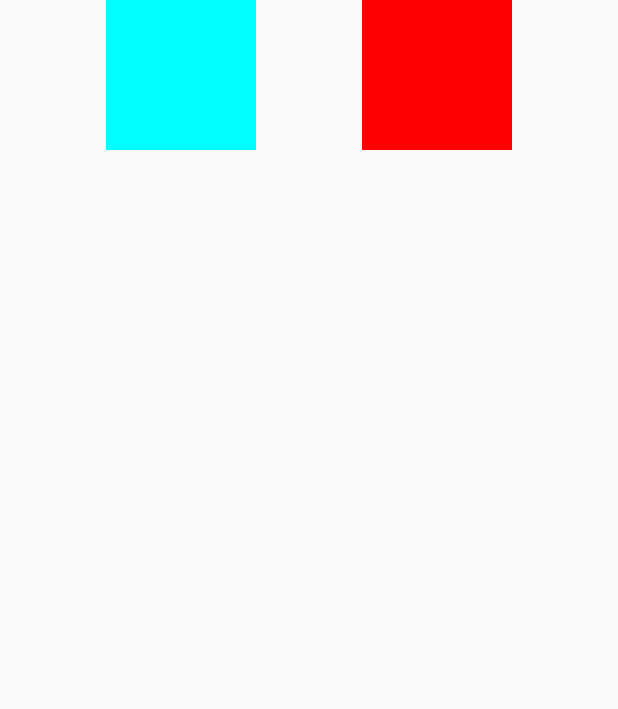
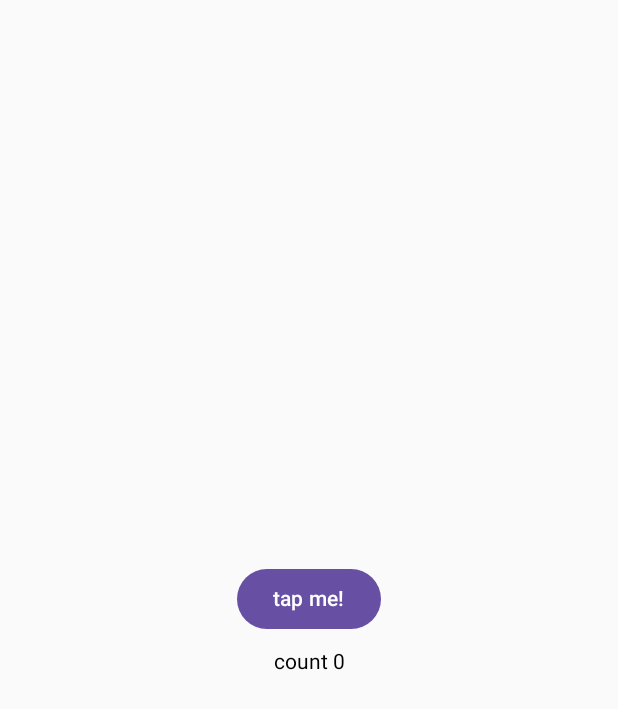
Before and after one commit to nikhilsutar123/ComposeApp, an Android app built with Jetpack Compose: the screen it shows after launch (MainActivity), on a phone screen of 412 x 824 dp. Shown: the top 709 px of the screen. Run offline under Robolectric (Android 15) with nearby library versions, the phone set to English and light mode, and no system bars; our stand-ins replace constraintlayout-compose.

Commit message:
launchedEffect in compose

```diff
--- a/app/src/main/java/com/example/composeapp/MainActivity.kt
+++ b/app/src/main/java/com/example/composeapp/MainActivity.kt
@@ -1,14 +1,28 @@
 package com.example.composeapp
 
 import android.os.Bundle
+import android.widget.Toast
 import androidx.activity.ComponentActivity
 import androidx.activity.compose.setContent
 import androidx.compose.foundation.background
+import androidx.compose.foundation.layout.Arrangement
 import androidx.compose.foundation.layout.Box
+import androidx.compose.foundation.layout.Column
+import androidx.compose.foundation.layout.Spacer
 import androidx.compose.foundation.layout.fillMaxSize
+import androidx.compose.foundation.layout.height
+import androidx.compose.material3.Button
+import androidx.compose.material3.Text
+import androidx.compose.runtime.Composable
+import androidx.compose.runtime.LaunchedEffect
+import androidx.compose.runtime.mutableIntStateOf
+import androidx.compose.runtime.mutableStateOf
+import androidx.compose.runtime.remember
+import androidx.compose.ui.Alignment
 import androidx.compose.ui.Modifier
 import androidx.compose.ui.graphics.Color
 import androidx.compose.ui.layout.layoutId
+import androidx.compose.ui.platform.LocalContext
 import androidx.compose.ui.unit.dp
 import androidx.constraintlayout.compose.ChainStyle
 import androidx.constraintlayout.compose.ConstraintLayout
@@ -19,39 +33,29 @@ class MainActivity : ComponentActivity() {
     override fun onCreate(savedInstanceState: Bundle?) {
         super.onCreate(savedInstanceState)
         setContent {
-            val constraints = ConstraintSet() {
-                val greenBox = createRefFor("greenbox")
-                val redBox = createRefFor("redbox")
-                val guideLineTop = createGuidelineFromTop(0.5f)
-                val guideLineStart = createGuidelineFromStart(0.5f)
-                constrain(greenBox) {
-                    top.linkTo(parent.top)
-                    start.linkTo(parent.start)
-                    width = Dimension.value(100.dp)
-                    height = Dimension.value(100.dp)
-                }
-                constrain(redBox) {
-                    top.linkTo(parent.top)
-                    start.linkTo(greenBox.end)
-                    end.linkTo(parent.end)
-                    width = Dimension.value(100.dp)
-                    height = Dimension.value(100.dp)
-                }
-                createHorizontalChain(greenBox,redBox, chainStyle = ChainStyle.Spread)
+            WithLaunchedEffect()
+        }
+    }
+
+    @Composable
+    fun WithLaunchedEffect() {
+        var counter = remember {
+            mutableIntStateOf(0)
+        }
+        val context = LocalContext.current
+        LaunchedEffect(key1 = true) {
+            Toast.makeText(context, "Hello", Toast.LENGTH_SHORT).show()
+        }
+        Column(
+            modifier = Modifier.fillMaxSize(),
+            horizontalAlignment = Alignment.CenterHorizontally,
+            verticalArrangement = Arrangement.Center
+        ) {
+            Button(onClick = { counter.intValue++ }) {
+                Text(text = "tap me!")
             }
-
-            ConstraintLayout(constraintSet = constraints, modifier = Modifier.fillMaxSize()) {
-                Box(modifier = Modifier
-                    .background(Color.Cyan)
-                    .layoutId("greenbox")) {
-
-                }
-                Box(modifier = Modifier
-                    .background(Color.Red)
-                    .layoutId("redbox")) {
-
-                }
-            }
+            Spacer(modifier = Modifier.height(10.dp))
+            Text("count ${counter.intValue}")
         }
     }
 }
```
